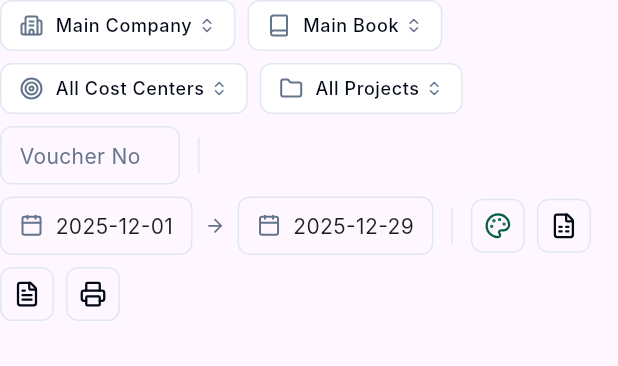
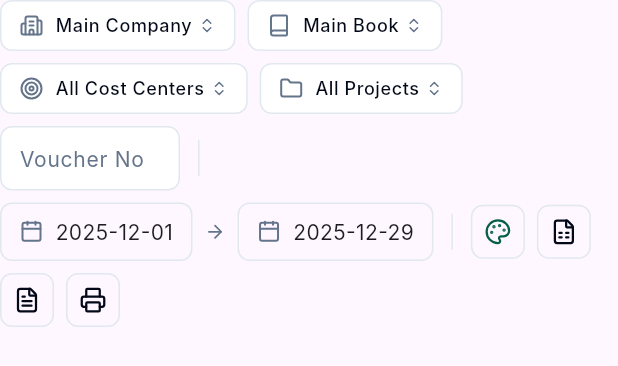
Before and after one commit to MironAlikc/erpmax-client, a Flutter app: the GeneralLedgerFilterBar widget shown alone on an empty page, opened directly, on a phone screen of 412 x 824 dp. Shown: the top 366 px of the screen. Run offline on Flutter 3.47's test engine with Material 3 defaults, Android fonts, the phone set to English and light mode, and no system bars; our stand-ins replace dartz, dio, equatable, fl_chart, flutter_bloc, flutter_secure_storage and 8 more; missing offline and left inert: shadcn_flutter; accounts and stored records are empty; generated files the repository leaves out were written again; network calls fail; Roboto replaces fonts that are missing (Inter).

Commit message:
Add accounting input text field

```diff
--- a/lib/features/accounting/presentation/widgets/accounting_tabs/general_ledger/general_ledger_filters/general_ledger_filter_bar.dart
+++ b/lib/features/accounting/presentation/widgets/accounting_tabs/general_ledger/general_ledger_filters/general_ledger_filter_bar.dart
@@ -3,6 +3,7 @@ import 'package:erpmax_client/core/theme/app_color_extension.dart';
 import 'package:erpmax_client/core/theme/app_theme.dart';
 import 'package:erpmax_client/core/theme/text_style_source.dart';
 import 'package:erpmax_client/features/accounting/presentation/widgets/common_widgets/acc_dropdown.dart';
+import 'package:erpmax_client/features/accounting/presentation/widgets/common_widgets/acc_input.dart';
 import 'package:flutter/material.dart';
 import 'package:lucide_icons/lucide_icons.dart';
 
@@ -26,6 +27,14 @@ class _GeneralLedgerFilterBarState extends State<GeneralLedgerFilterBar> {
   BookType selectedBook = BookType.main;
   DeptType selectedDept = DeptType.centers;
   ProjectType selectedProject = ProjectType.all;
+
+  final _inputVoucherController = TextEditingController();
+
+  @override
+  void dispose() {
+    _inputVoucherController.dispose();
+    super.dispose();
+  }
 
   @override
   Widget build(BuildContext context) {
@@ -80,7 +89,12 @@ class _GeneralLedgerFilterBarState extends State<GeneralLedgerFilterBar> {
             });
           },
         ),
-        _buildInput(context, 'Voucher No'),
+        AccInput(
+          hint: 'Voucher No',
+          controller: _inputVoucherController,
+          onChanged: (value) {},
+          height: 10,
+        ),
 
         // Вертикальный разделитель (скрывается на мобильных, если нужно)
         _buildDivider(theme),
@@ -154,22 +168,6 @@ class _GeneralLedgerFilterBarState extends State<GeneralLedgerFilterBar> {
     );
   }
 
-  Widget _buildInput(BuildContext context, String hint) {
-    final theme = context.theme.appColor;
-    return Container(
-      width: 120,
-      padding: const EdgeInsets.symmetric(horizontal: 12, vertical: 8),
-      decoration: BoxDecoration(
-        border: Border.all(color: theme.border),
-        borderRadius: BorderRadius.circular(8),
-      ),
-      child: Text(
-        hint,
-        style: AppTextStyles.bodyMedium.copyWith(color: theme.textSecondary),
-      ),
-    );
-  }
-
   Widget _buildDivider(AppColorExtension theme) {
     return Container(
       height: 24,
--- /dev/null
+++ b/lib/features/accounting/presentation/widgets/common_widgets/acc_input.dart
@@ -0,0 +1,57 @@
+import 'package:erpmax_client/core/theme/app_theme.dart';
+import 'package:erpmax_client/core/theme/text_style_source.dart';
+import 'package:flutter/material.dart';
+
+class AccInput extends StatelessWidget {
+  final String hint;
+  final TextEditingController controller;
+  final ValueChanged<String>? onChanged;
+  final double? width;
+  final TextInputType? keyboardType;
+  final int? maxLines;
+  final double? height;
+
+  const AccInput({
+    super.key,
+    required this.hint,
+    required this.controller,
+    this.onChanged,
+    this.width = 120,
+    this.keyboardType,
+    this.maxLines = 1,
+    this.height,
+  });
+
+  @override
+  Widget build(BuildContext context) {
+    final theme = context.theme.appColor;
+
+    return Container(
+      width: width,
+      decoration: BoxDecoration(
+        border: Border.all(color: theme.border),
+        borderRadius: BorderRadius.circular(8),
+        color: theme.white,
+      ),
+      child: TextField(
+        controller: controller,
+        onChanged: onChanged,
+        keyboardType: keyboardType,
+        maxLines: maxLines,
+        style: AppTextStyles.bodyMedium.copyWith(color: theme.textPrimary),
+        decoration: InputDecoration(
+          hintText: hint,
+          hintStyle: AppTextStyles.bodyMedium.copyWith(
+            color: theme.textSecondary,
+          ),
+          border: InputBorder.none,
+          contentPadding: EdgeInsets.symmetric(
+            horizontal: 12,
+            vertical: height ?? 8,
+          ),
+          isDense: true,
+        ),
+      ),
+    );
+  }
+}
```
